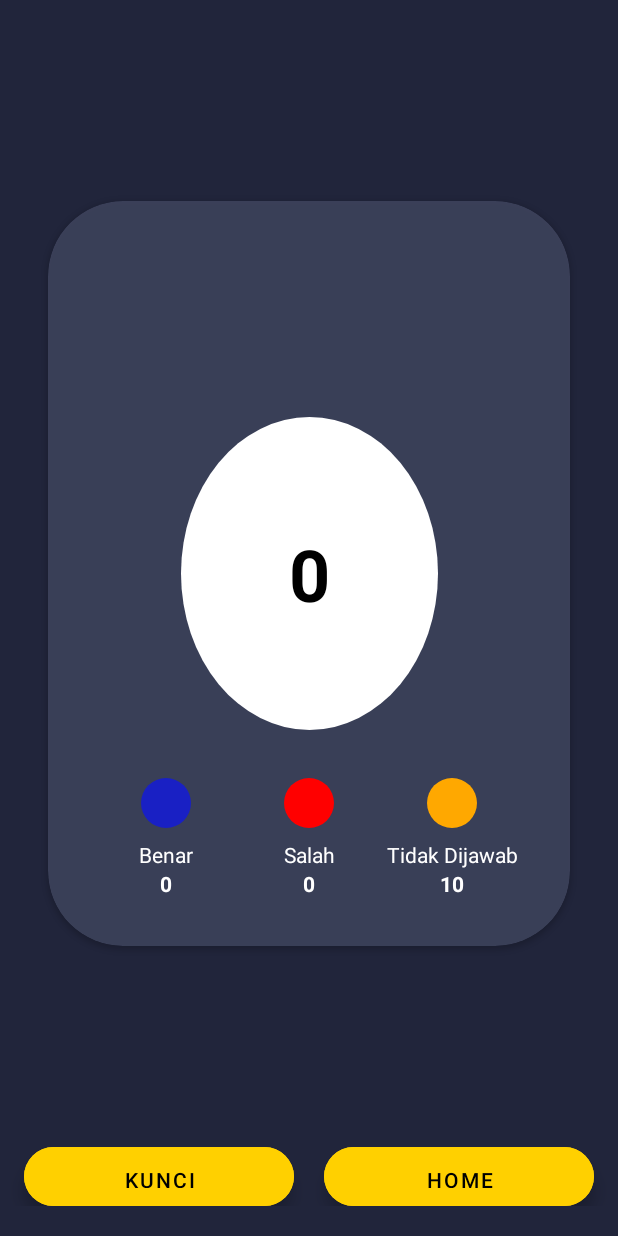
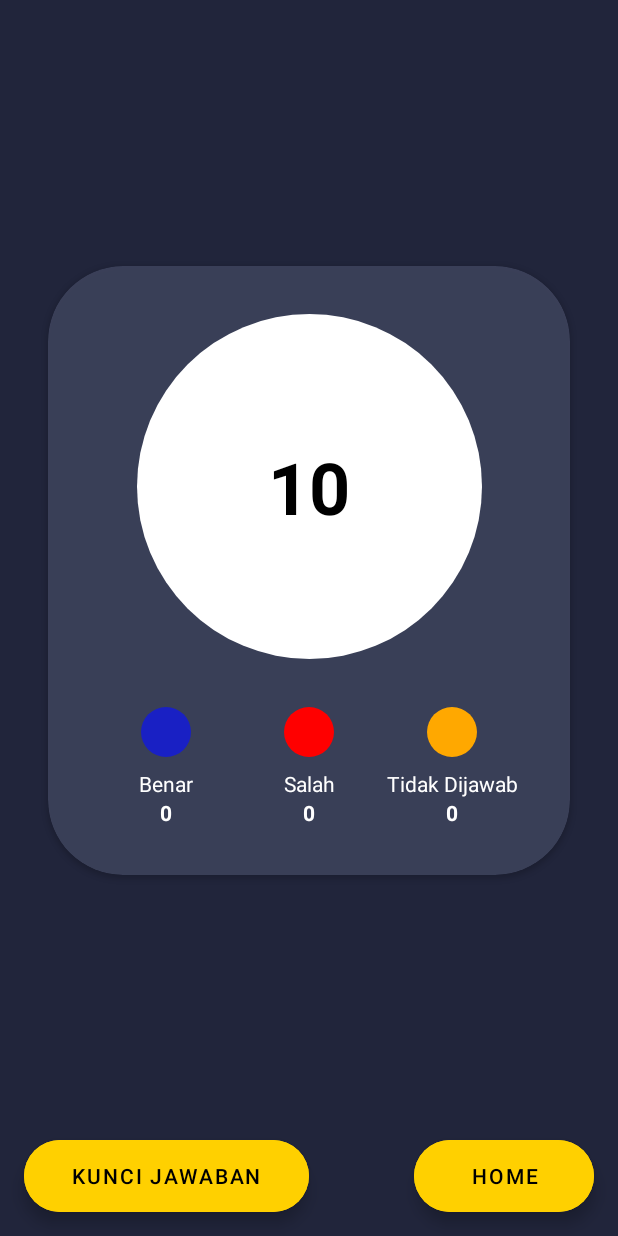
Before and after one commit to AnggaArindraShonta/Gamaya, an Android app: the QuizResultActivity screen opened directly, with no data from a screen before it, on a phone screen of 412 x 824 dp. Run offline under Robolectric (Android 15) with nearby library versions, the phone set to English and light mode, and no system bars; 7 statements that could not run were skipped.

Commit message:
refactor rename id

```diff
--- a/app/src/main/res/layout/activity_quiz_result.xml
+++ b/app/src/main/res/layout/activity_quiz_result.xml
@@ -14,7 +14,7 @@
         android:layout_marginEnd="32dp"
         android:backgroundTint="@color/transparent_dark"
         app:cardCornerRadius="50dp"
-        app:layout_constraintBottom_toTopOf="@+id/linearLayout"
+        app:layout_constraintBottom_toTopOf="@+id/btn_home"
         app:layout_constraintEnd_toEndOf="parent"
         app:layout_constraintHorizontal_bias="0.5"
         app:layout_constraintStart_toStartOf="parent"
@@ -26,16 +26,19 @@
             android:gravity="center">
 
             <TextView
-                android:id="@+id/nilai"
-                android:layout_width="wrap_content"
-                android:layout_height="wrap_content"
+                android:id="@+id/tv_result_total"
+                android:layout_width="230dp"
+                android:layout_height="230dp"
+                android:gravity="center"
+                android:textAlignment="center"
+                android:layout_marginTop="32dp"
                 android:background="@drawable/shape_circle_white"
                 android:padding="72dp"
                 android:text="10"
                 android:textColor="@color/black"
                 android:textSize="48sp"
                 android:textStyle="bold"
-                app:layout_constraintBottom_toBottomOf="parent"
+                app:layout_constraintBottom_toTopOf="@+id/ll_result_wrong"
                 app:layout_constraintEnd_toEndOf="parent"
                 app:layout_constraintHorizontal_bias="0.5"
                 app:layout_constraintStart_toStartOf="parent"
@@ -88,7 +91,7 @@
                 app:layout_constraintEnd_toEndOf="parent"
                 app:layout_constraintHorizontal_bias="0.5"
                 app:layout_constraintStart_toStartOf="parent"
-                app:layout_constraintTop_toBottomOf="@+id/nilai">
+                app:layout_constraintTop_toBottomOf="@+id/tv_result_total">
 
                 <View
                     android:layout_width="33dp"
@@ -140,7 +143,7 @@
                     android:id="@+id/tv_unanswered_count"
                     android:layout_width="wrap_content"
                     android:layout_height="wrap_content"
-                    android:text="10"
+                    android:text="0"
                     android:textColor="@color/white"
                     android:textStyle="bold" />
 
@@ -151,23 +154,13 @@
 
     </androidx.cardview.widget.CardView>
 
-    <LinearLayout
-        android:id="@+id/linearLayout"
-        android:layout_width="match_parent"
+    <com.google.android.material.floatingactionbutton.ExtendedFloatingActionButton
+        android:id="@+id/btn_kunci_jawaban"
+        android:layout_width="wrap_content"
         android:layout_height="wrap_content"
-        android:gravity="center"
-        android:layout_marginBottom="20dp"
-        android:orientation="horizontal"
-        app:layout_constraintBottom_toBottomOf="parent"
-        app:layout_constraintEnd_toEndOf="parent"
-        app:layout_constraintStart_toStartOf="parent">
-
-        <com.google.android.material.floatingactionbutton.ExtendedFloatingActionButton
-            android:id="@+id/kuncijawabn"
-            android:layout_width="180dp"
-            android:layout_height="39dp"
         android:layout_gravity="bottom|end"
         android:layout_marginStart="16dp"
+        android:layout_marginBottom="16dp"
         android:backgroundTint="@color/yellow"
         android:contentDescription="@string/next"
         android:gravity="center"
@@ -175,18 +168,18 @@
         android:paddingEnd="32dp"
         android:text="Kunci Jawaban"
         app:layout_constraintBottom_toBottomOf="parent"
-            app:layout_constraintEnd_toStartOf="@+id/home"
+        app:layout_constraintEnd_toStartOf="@+id/btn_home"
         app:layout_constraintHorizontal_bias="0.5"
         app:layout_constraintHorizontal_chainStyle="spread_inside"
         app:layout_constraintStart_toStartOf="parent" />
 
     <com.google.android.material.floatingactionbutton.ExtendedFloatingActionButton
-            android:id="@+id/home"
-            android:layout_width="180dp"
-            android:layout_height="39dp"
+        android:id="@+id/btn_home"
+        android:layout_width="wrap_content"
+        android:layout_height="wrap_content"
         android:layout_gravity="bottom|end"
-            android:layout_marginStart="20dp"
         android:layout_marginEnd="16dp"
+        android:layout_marginBottom="16dp"
         android:backgroundTint="@color/yellow"
         android:contentDescription="@string/next"
         android:gravity="center"
@@ -196,8 +189,6 @@
         app:layout_constraintBottom_toBottomOf="parent"
         app:layout_constraintEnd_toEndOf="parent"
         app:layout_constraintHorizontal_bias="0.5"
-            app:layout_constraintStart_toEndOf="@+id/kuncijawabn" />
-
-    </LinearLayout>
+        app:layout_constraintStart_toEndOf="@+id/btn_kunci_jawaban" />
 
 </androidx.constraintlayout.widget.ConstraintLayout>
```
Lines whose indentation alone changed are shown as unchanged.
